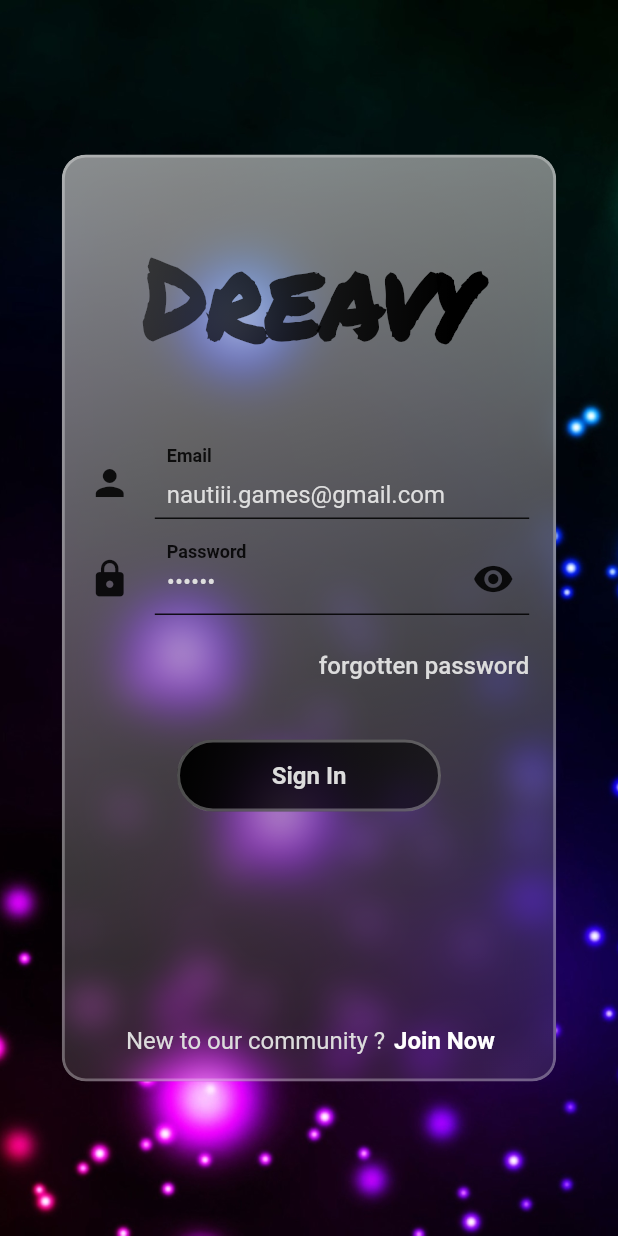
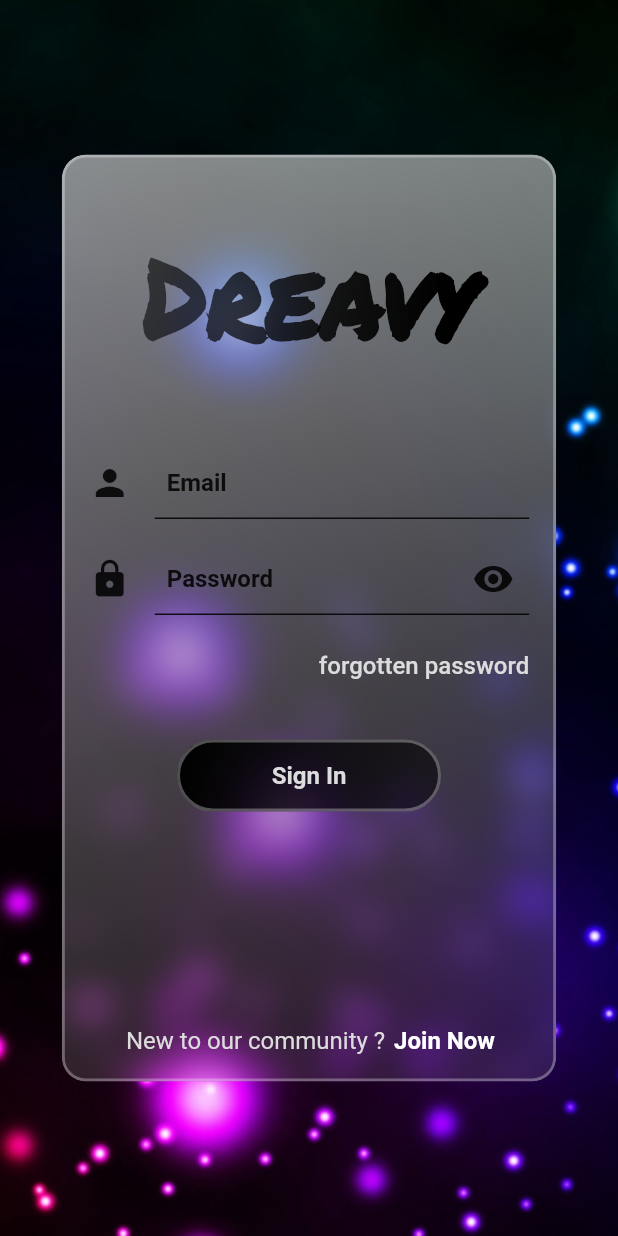
Before and after one commit to nautiii/Flutter-Project, a Flutter app: the screen it shows after launch, on a phone screen of 412 x 824 dp. Run offline on Flutter 3.47's test engine with Material 2 defaults, Android fonts, the phone set to English and light mode, and no system bars; our stand-ins replace camera, cloud_firestore, firebase_core, go_router, google_fonts, image_picker; missing offline and left inert: encrypt; accounts and stored records are empty.

Commit message:
UPDATE - add responsiveness for web and delete print functions -> flutter analyze no errors

```diff
--- a/lib/main.dart
+++ b/lib/main.dart
@@ -27,7 +27,6 @@ class App extends StatelessWidget {
             errorBuilder: (_, GoRouterState s) => NotFoundPage(state: s),
             redirect: (BuildContext context, GoRouterState state) async {
               if (!userInfo.isLogged) return '/login';
-              print('############ redirect');
               return null;
             },
             routes: <GoRoute>[
--- a/lib/ui/login/sign_in_page.dart
+++ b/lib/ui/login/sign_in_page.dart
@@ -4,6 +4,7 @@ import 'package:dreavy/ui/login/validators.dart';
 import 'package:dreavy/ui/shared/dreavy_button.dart';
 import 'package:dreavy/ui/shared/dreavy_formfield.dart';
 import 'package:dreavy/ui/shared/glass_container.dart';
+import 'package:flutter/foundation.dart' show kIsWeb;
 import 'package:flutter/material.dart';
 import 'package:go_router/go_router.dart';
 import 'package:provider/provider.dart';
@@ -13,8 +14,8 @@ class SignInPage extends StatelessWidget {
 
   final GoRouterState state;
   final GlobalKey<FormState> _formKey = GlobalKey<FormState>();
-  final TextEditingController _emailController = TextEditingController(text: 'nautiii.games@gmail.com');
-  final TextEditingController _pwdController = TextEditingController(text: 'Aa1!bb');
+  final TextEditingController _emailController = TextEditingController();
+  final TextEditingController _pwdController = TextEditingController();
 
   void submit(BuildContext context) {
     if (_formKey.currentState!.validate()) {
@@ -33,14 +34,18 @@ class SignInPage extends StatelessWidget {
         alignment: Alignment.center,
         decoration: const BoxDecoration(
           image: DecorationImage(
-            image: AssetImage('lib/assets/background.jpg'),
+            image: AssetImage(
+              kIsWeb
+                  ? 'lib/assets/background_desktop.jpg'
+                  : 'lib/assets/background.jpg',
+            ),
             fit: BoxFit.cover,
           ),
         ),
         child: GlassContainer(
           alignment: Alignment.topCenter,
-          height: MediaQuery.of(context).size.height * 0.75,
-          width: MediaQuery.of(context).size.width * 0.8,
+          height: MediaQuery.of(context).size.height * (kIsWeb ? 0.85 : 0.75),
+          width: MediaQuery.of(context).size.width * (kIsWeb ? 0.3 : 0.8),
           child: Form(
             key: _formKey,
             child: Column(
@@ -109,6 +114,7 @@ class SignInPage extends StatelessWidget {
                           textAlign: TextAlign.center,
                           style: TextStyle(
                             fontSize: 16.0,
+                            overflow: TextOverflow.visible,
                             fontWeight: FontWeight.bold,
                             color: Colors.white,
                           ),
```
Also changed, not shown: lib/providers/camera_provider.dart (+7 -8 lines), lib/providers/user_info_provider.dart (+14 -12 lines), lib/ui/login/sign_up_page.dart (+9 -3 lines), lib/ui/pages/home_page.dart (+11 -0 lines), lib/ui/pages/profile_page.dart (+19 -4 lines), lib/ui/shared/pictures_grid.dart (+6 -4 lines), lib/assets/background2.jpg (added), lib/assets/background3.jpg (added).
